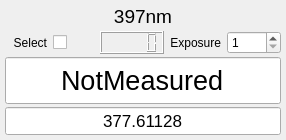
This is clients/qtui/MultiplexerChannel.ui in HaeffnerLab/Haeffner-Lab-LabRAD-Tools as Qt 5 draws it before an edit. The edited form follows.
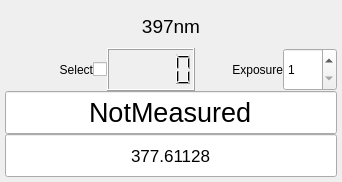
This is the edited form.

Diff of the .ui file:
```diff
--- a/clients/qtui/MultiplexerChannel.ui
+++ b/clients/qtui/MultiplexerChannel.ui
@@ -6,8 +6,8 @@
    <rect>
     <x>0</x>
     <y>0</y>
-    <width>286</width>
-    <height>140</height>
+    <width>342</width>
+    <height>182</height>
    </rect>
   </property>
   <property name="sizePolicy">
@@ -44,48 +44,28 @@
    <property name="margin">
     <number>5</number>
    </property>
-   <item row="1" column="1">
-    <widget class="QCheckBox" name="checkBox">
+   <item row="2" column="0" rowspan="2">
+    <layout class="QGridLayout" name="gridLayout_2">
+     <item row="1" column="0">
+      <widget class="QLabel" name="label_2">
      <property name="sizePolicy">
-      <sizepolicy hsizetype="Minimum" vsizetype="Minimum">
+        <sizepolicy hsizetype="MinimumExpanding" vsizetype="Minimum">
        <horstretch>0</horstretch>
        <verstretch>0</verstretch>
       </sizepolicy>
      </property>
      <property name="text">
-      <string/>
-     </property>
-    </widget>
-   </item>
-   <item row="0" column="0" colspan="5">
-    <widget class="QLabel" name="label">
-     <property name="sizePolicy">
-      <sizepolicy hsizetype="Preferred" vsizetype="Minimum">
-       <horstretch>0</horstretch>
-       <verstretch>0</verstretch>
-      </sizepolicy>
-     </property>
-     <property name="font">
-      <font>
-       <pointsize>14</pointsize>
-       <kerning>false</kerning>
-      </font>
-     </property>
-     <property name="styleSheet">
-      <string notr="true"/>
-     </property>
-     <property name="text">
-      <string>397nm</string>
+        <string>Select</string>
      </property>
      <property name="alignment">
-      <set>Qt::AlignCenter</set>
+        <set>Qt::AlignRight|Qt::AlignTrailing|Qt::AlignVCenter</set>
      </property>
     </widget>
    </item>
    <item row="1" column="3">
     <widget class="QLabel" name="label_3">
      <property name="sizePolicy">
-      <sizepolicy hsizetype="Preferred" vsizetype="Minimum">
+        <sizepolicy hsizetype="MinimumExpanding" vsizetype="Minimum">
        <horstretch>0</horstretch>
        <verstretch>0</verstretch>
       </sizepolicy>
@@ -117,10 +97,33 @@
      </property>
     </widget>
    </item>
+     <item row="1" column="2">
+      <widget class="QLCDNumber" name="lcdNumber">
+       <property name="sizePolicy">
+        <sizepolicy hsizetype="MinimumExpanding" vsizetype="Minimum">
+         <horstretch>0</horstretch>
+         <verstretch>0</verstretch>
+        </sizepolicy>
+       </property>
+      </widget>
+     </item>
+     <item row="1" column="1">
+      <widget class="QCheckBox" name="checkBox">
+       <property name="sizePolicy">
+        <sizepolicy hsizetype="Minimum" vsizetype="Minimum">
+         <horstretch>0</horstretch>
+         <verstretch>0</verstretch>
+        </sizepolicy>
+       </property>
+       <property name="text">
+        <string/>
+       </property>
+      </widget>
+     </item>
    <item row="2" column="0" colspan="5">
     <widget class="QLineEdit" name="freq">
      <property name="sizePolicy">
-      <sizepolicy hsizetype="Preferred" vsizetype="Preferred">
+        <sizepolicy hsizetype="MinimumExpanding" vsizetype="Minimum">
        <horstretch>0</horstretch>
        <verstretch>0</verstretch>
       </sizepolicy>
@@ -144,7 +147,7 @@
    <item row="3" column="0" colspan="5">
     <widget class="QLineEdit" name="expectedfreq">
      <property name="sizePolicy">
-      <sizepolicy hsizetype="Preferred" vsizetype="Preferred">
+        <sizepolicy hsizetype="MinimumExpanding" vsizetype="Minimum">
        <horstretch>0</horstretch>
        <verstretch>0</verstretch>
       </sizepolicy>
@@ -165,24 +168,32 @@
      </property>
     </widget>
    </item>
-   <item row="1" column="0">
-    <widget class="QLabel" name="label_2">
+     <item row="0" column="0" colspan="5">
+      <widget class="QLabel" name="label">
      <property name="sizePolicy">
-      <sizepolicy hsizetype="Preferred" vsizetype="Minimum">
+        <sizepolicy hsizetype="MinimumExpanding" vsizetype="Minimum">
        <horstretch>0</horstretch>
        <verstretch>0</verstretch>
       </sizepolicy>
      </property>
+       <property name="font">
+        <font>
+         <pointsize>14</pointsize>
+         <kerning>false</kerning>
+        </font>
+       </property>
+       <property name="styleSheet">
+        <string notr="true"/>
+       </property>
      <property name="text">
-      <string>Select</string>
+        <string>397nm</string>
      </property>
      <property name="alignment">
-      <set>Qt::AlignRight|Qt::AlignTrailing|Qt::AlignVCenter</set>
+        <set>Qt::AlignCenter</set>
      </property>
     </widget>
    </item>
-   <item row="1" column="2">
-    <widget class="QLCDNumber" name="lcdNumber"/>
+    </layout>
    </item>
   </layout>
  </widget>
```
Lines whose indentation alone changed are shown as unchanged.
